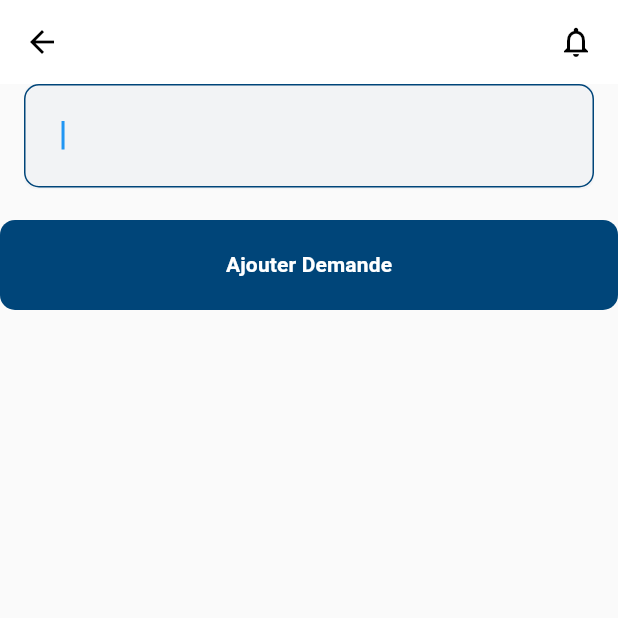
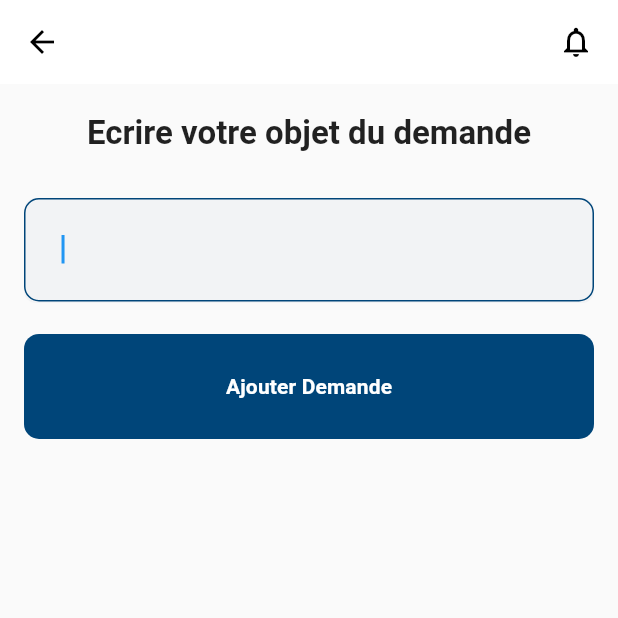
Before and after one commit to abbesdev/stage-biat, a Flutter app: the AjouterReservation screen opened directly, on a phone screen of 412 x 824 dp, the top half of it. Run offline on Flutter 3.47's test engine with Material 2 defaults, Android fonts, the light colour scheme and no system bars; our stand-ins replace flutter_datetime_picker, flutter_secure_storage, syncfusion_flutter_calendar; missing offline and left inert: flutter_clean_calendar; accounts and stored records are empty; Roboto replaces fonts that are missing (Helvetica).

Commit message:
added some minor updates

```diff
--- a/biat/lib/src/views/screens/adherantFolder/AjouterReservation.dart
+++ b/biat/lib/src/views/screens/adherantFolder/AjouterReservation.dart
@@ -56,6 +56,16 @@ class _AjouterReservationState extends State<AjouterReservation> {
       body: SafeArea(
           child: Column(
         children: [
+          SizedBox(
+            height: 20,
+          ),
+          Text(
+            "Ecrire votre objet du demande",
+            style: TextStyle(fontSize: 22, fontWeight: FontWeight.w600),
+          ),
+          SizedBox(
+            height: 30,
+          ),
           Padding(
             padding: const EdgeInsets.only(left: 16.0, right: 16),
             child: Row(
@@ -102,8 +112,8 @@ class _AjouterReservationState extends State<AjouterReservation> {
           GestureDetector(
             onTap: (() => dPost(typed.text)),
             child: Container(
-              width: width,
-              height: 60,
+              width: width - 32,
+              height: 70,
               decoration: BoxDecoration(
                   color: const Color(0xFF004579),
                   borderRadius: BorderRadius.circular(10)),
--- a/biat/lib/src/views/screens/adherantFolder/HomeClient.dart
+++ b/biat/lib/src/views/screens/adherantFolder/HomeClient.dart
@@ -2,6 +2,7 @@ import 'dart:convert';
 
 import 'package:BiatRDV/src/business_logic/apis/userApi.dart';
 import 'package:BiatRDV/src/business_logic/models/Rdv.dart';
+import 'package:BiatRDV/src/views/screens/adherantFolder/CalendarClient.dart';
 import 'package:flutter/material.dart';
 import 'package:flutter/src/foundation/key.dart';
 import 'package:flutter/src/widgets/framework.dart';
@@ -64,6 +65,10 @@ class _HomeClientState extends State<HomeClient> {
                   child: SizedBox(),
                 ),
                 GestureDetector(
+                  onTap: () => Navigator.push(
+                      context,
+                      MaterialPageRoute(
+                          builder: (context) => CalendarClient())),
                   child: Text(
                     "Voir plus",
                     style: const TextStyle(
```
Also changed, not shown: biat/lib/src/views/screens/adherantFolder/DemandeClient.dart (+4 -3 lines), biat/lib/src/views/screens/adherantFolder/SettingsClient.dart (+61 -6 lines).
